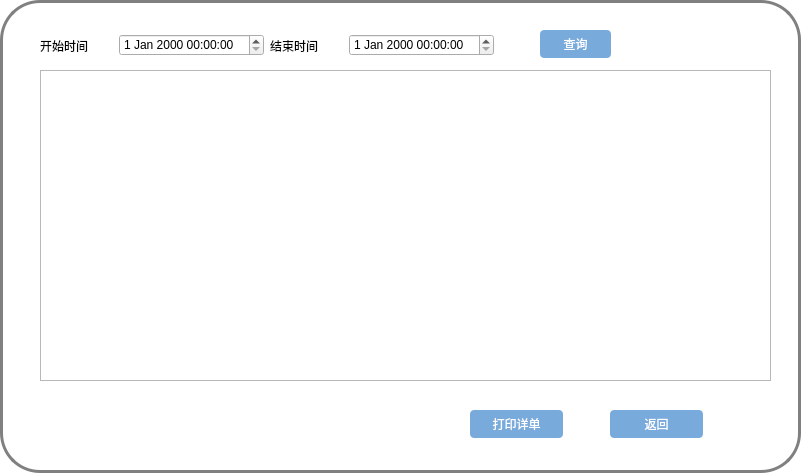
Qt form Master/detailwidget.ui (L-Jay1999/DistributedTemperatureControlSystem) before a commit.
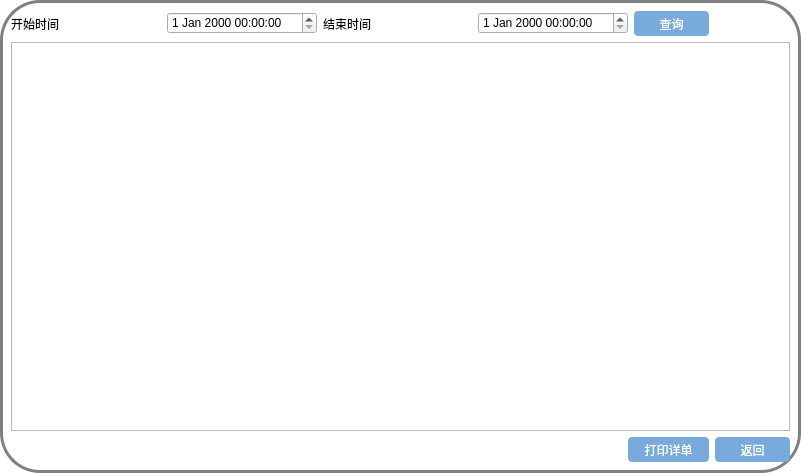
The same form after that commit.

Diff of the .ui file:
```diff
--- a/Master/detailwidget.ui
+++ b/Master/detailwidget.ui
@@ -52,38 +52,8 @@
 }
 </string>
   </property>
-  <widget class="QTableWidget" name="tableWidget">
-   <property name="geometry">
-    <rect>
-     <x>40</x>
-     <y>70</y>
-     <width>731</width>
-     <height>311</height>
-    </rect>
-   </property>
-  </widget>
-  <widget class="QPushButton" name="pushButton_confirm">
-   <property name="geometry">
-    <rect>
-     <x>540</x>
-     <y>30</y>
-     <width>71</width>
-     <height>28</height>
-    </rect>
-   </property>
-   <property name="text">
-    <string>查询</string>
-   </property>
-  </widget>
-  <widget class="QWidget" name="horizontalLayoutWidget">
-   <property name="geometry">
-    <rect>
-     <x>40</x>
-     <y>30</y>
-     <width>454</width>
-     <height>31</height>
-    </rect>
-   </property>
+  <layout class="QGridLayout" name="gridLayout">
+   <item row="0" column="0" colspan="2">
    <layout class="QHBoxLayout" name="horizontalLayout">
     <item>
      <widget class="QLabel" name="label">
@@ -106,33 +76,45 @@
      <widget class="QDateTimeEdit" name="dateTimeEdit_end"/>
     </item>
    </layout>
-  </widget>
-  <widget class="QPushButton" name="pushButton_cancel">
-   <property name="geometry">
-    <rect>
-     <x>610</x>
-     <y>410</y>
-     <width>93</width>
-     <height>28</height>
-    </rect>
-   </property>
+   </item>
+   <item row="0" column="2">
+    <widget class="QPushButton" name="pushButton_confirm">
    <property name="text">
-    <string>返回</string>
-   </property>
-  </widget>
+      <string>查询</string>
+     </property>
+    </widget>
+   </item>
+   <item row="1" column="0" colspan="4">
+    <widget class="QTableWidget" name="tableWidget"/>
+   </item>
+   <item row="2" column="0">
+    <spacer name="horizontalSpacer">
+     <property name="orientation">
+      <enum>Qt::Horizontal</enum>
+     </property>
+     <property name="sizeHint" stdset="0">
+      <size>
+       <width>612</width>
+       <height>20</height>
+      </size>
+     </property>
+    </spacer>
+   </item>
+   <item row="2" column="1" colspan="2">
   <widget class="QPushButton" name="pushButton_download">
-   <property name="geometry">
-    <rect>
-     <x>470</x>
-     <y>410</y>
-     <width>93</width>
-     <height>28</height>
-    </rect>
-   </property>
    <property name="text">
     <string>打印详单</string>
    </property>
   </widget>
+   </item>
+   <item row="2" column="3">
+    <widget class="QPushButton" name="pushButton_cancel">
+     <property name="text">
+      <string>返回</string>
+     </property>
+    </widget>
+   </item>
+  </layout>
  </widget>
  <resources/>
  <connections/>
```
Lines whose indentation alone changed are shown as unchanged.
